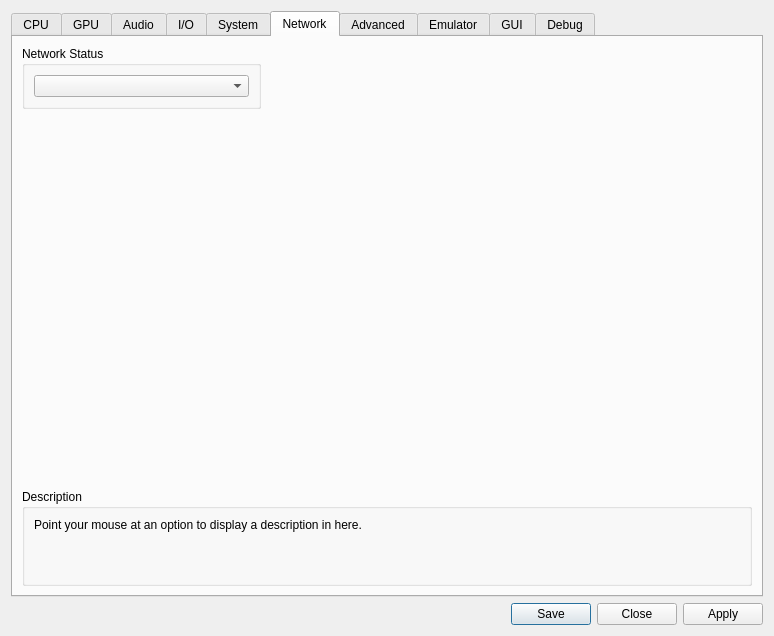
First picture: the form in rpcs3/rpcs3qt/settings_dialog.ui, repository RPCS3/rpcs3, before the edit.
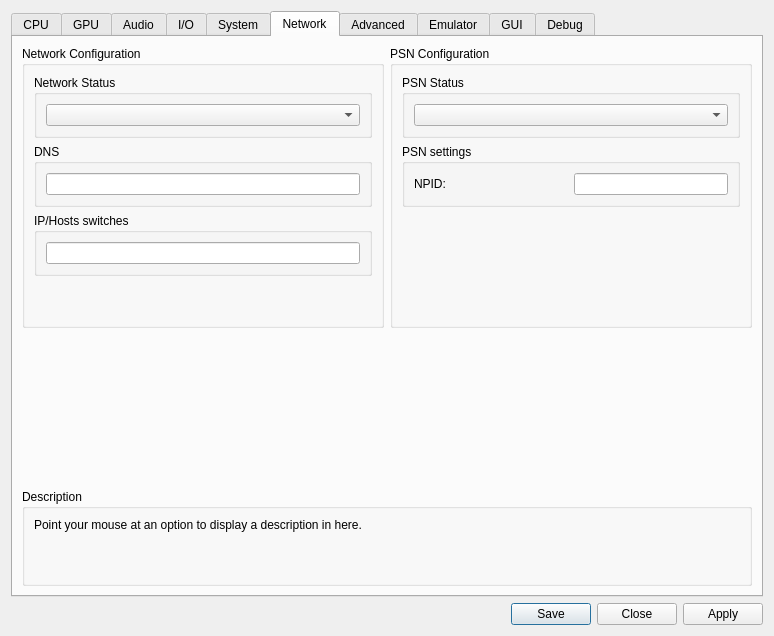
Second picture: the form after the edit. The open tabs and pages were chosen to show the change. Icons and pictures are not drawn.

```diff
--- a/rpcs3/rpcs3qt/settings_dialog.ui
+++ b/rpcs3/rpcs3qt/settings_dialog.ui
@@ -1487,24 +1487,145 @@
       </attribute>
       <layout class="QVBoxLayout" name="verticalLayout_40">
        <item>
-        <layout class="QHBoxLayout" name="horizontalLayout_16" stretch="1,1,1">
+        <layout class="QHBoxLayout" name="horizontalLayout_16" stretch="0,0">
          <item>
           <widget class="QGroupBox" name="gb_network_status">
            <property name="title">
-            <string>Network Status</string>
+            <string>Network Configuration</string>
            </property>
-           <layout class="QVBoxLayout" name="verticalLayout_38">
+           <layout class="QVBoxLayout" name="verticalLayout_38" stretch="0,0,0,0">
             <item>
-             <widget class="QComboBox" name="netStatusBox"/>
+             <widget class="QGroupBox" name="groupBox_10">
+              <property name="title">
+               <string>Network Status</string>
+              </property>
+              <layout class="QVBoxLayout" name="verticalLayout_90">
+               <item>
+                <widget class="QComboBox" name="netStatusBox"/>
+               </item>
+              </layout>
+             </widget>
             </item>
+            <item>
+             <widget class="QGroupBox" name="groupBox_12">
+              <property name="title">
+               <string>DNS</string>
+              </property>
+              <layout class="QVBoxLayout" name="verticalLayout_92">
+               <item>
+                <widget class="QLineEdit" name="edit_dns">
+                 <property name="sizePolicy">
+                  <sizepolicy hsizetype="Preferred" vsizetype="Fixed">
+                   <horstretch>0</horstretch>
+                   <verstretch>0</verstretch>
+                  </sizepolicy>
+                 </property>
+                </widget>
+               </item>
+              </layout>
+             </widget>
+            </item>
+            <item>
+             <widget class="QGroupBox" name="groupBox_13">
+              <property name="title">
+               <string>IP/Hosts switches</string>
+              </property>
+              <layout class="QVBoxLayout" name="verticalLayout_93">
+               <item>
+                <widget class="QLineEdit" name="edit_swaps">
+                 <property name="sizePolicy">
+                  <sizepolicy hsizetype="Preferred" vsizetype="Fixed">
+                   <horstretch>0</horstretch>
+                   <verstretch>0</verstretch>
+                  </sizepolicy>
+                 </property>
+                </widget>
+               </item>
+              </layout>
+             </widget>
+            </item>
+            <item>
+             <spacer name="verticalSpacer_24">
+              <property name="orientation">
+               <enum>Qt::Vertical</enum>
+              </property>
+              <property name="sizeHint" stdset="0">
+               <size>
+                <width>20</width>
+                <height>40</height>
+               </size>
+              </property>
+             </spacer>
+            </item>
            </layout>
           </widget>
          </item>
          <item>
-          <widget class="QWidget" name="widget_10" native="true"/>
-         </item>
-         <item>
-          <widget class="QWidget" name="widget_5" native="true"/>
+          <widget class="QGroupBox" name="groupBox">
+           <property name="title">
+            <string>PSN Configuration</string>
+           </property>
+           <layout class="QVBoxLayout" name="verticalLayout_88">
+            <item>
+             <widget class="QGroupBox" name="groupBox_11">
+              <property name="title">
+               <string>PSN Status</string>
+              </property>
+              <layout class="QVBoxLayout" name="verticalLayout_91">
+               <item>
+                <widget class="QComboBox" name="psnStatusBox"/>
+               </item>
+              </layout>
+             </widget>
+            </item>
+            <item>
+             <widget class="QGroupBox" name="groupBox_15">
+              <property name="title">
+               <string>PSN settings</string>
+              </property>
+              <layout class="QVBoxLayout" name="verticalLayout_95">
+               <item>
+                <layout class="QHBoxLayout" name="horizontalLayout_31">
+                 <item>
+                  <widget class="QLabel" name="label_10">
+                   <property name="text">
+                    <string>NPID:</string>
+                   </property>
+                  </widget>
+                 </item>
+                 <item>
+                  <widget class="QLineEdit" name="edit_npid">
+                   <property name="sizePolicy">
+                    <sizepolicy hsizetype="Minimum" vsizetype="Fixed">
+                     <horstretch>0</horstretch>
+                     <verstretch>0</verstretch>
+                    </sizepolicy>
+                   </property>
+                   <property name="maxLength">
+                    <number>16</number>
+                   </property>
+                  </widget>
+                 </item>
+                </layout>
+               </item>
+              </layout>
+             </widget>
+            </item>
+            <item>
+             <spacer name="verticalSpacer_25">
+              <property name="orientation">
+               <enum>Qt::Vertical</enum>
+              </property>
+              <property name="sizeHint" stdset="0">
+               <size>
+                <width>20</width>
+                <height>40</height>
+               </size>
+              </property>
+             </spacer>
+            </item>
+           </layout>
+          </widget>
          </item>
         </layout>
        </item>
```
